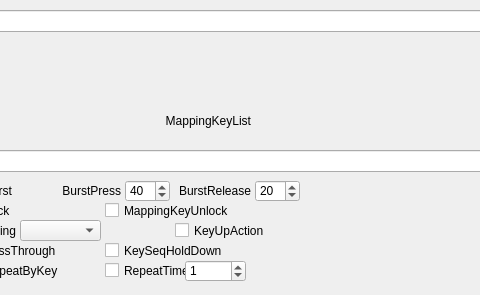
Qt form QKeyMapper/qitemsetupdialog.ui (Zalafina/QKeyMapper) before a commit; both pictures show x 125 to 605 and y 0 to 295 of the 820 by 295 pixel window.
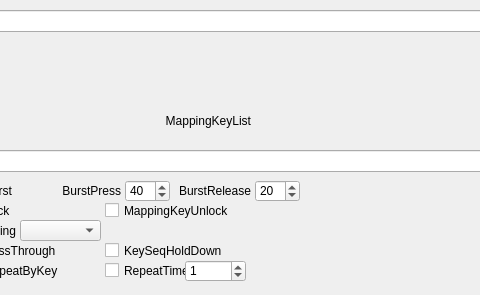
The same form after that commit.

Commit message: Remove KeyUp_Action checkbox.

```diff
--- a/QKeyMapper/qitemsetupdialog.ui
+++ b/QKeyMapper/qitemsetupdialog.ui
@@ -69,25 +69,6 @@
     <bool>false</bool>
    </property>
   </widget>
-  <widget class="QCheckBox" name="keyupActionCheckBox">
-   <property name="geometry">
-    <rect>
-     <x>300</x>
-     <y>220</y>
-     <width>131</width>
-     <height>21</height>
-    </rect>
-   </property>
-   <property name="focusPolicy">
-    <enum>Qt::NoFocus</enum>
-   </property>
-   <property name="text">
-    <string>KeyUpAction</string>
-   </property>
-   <property name="checked">
-    <bool>false</bool>
-   </property>
-  </widget>
   <widget class="QCheckBox" name="passThroughCheckBox">
    <property name="geometry">
     <rect>
```
The commit also changes 7 other files.
